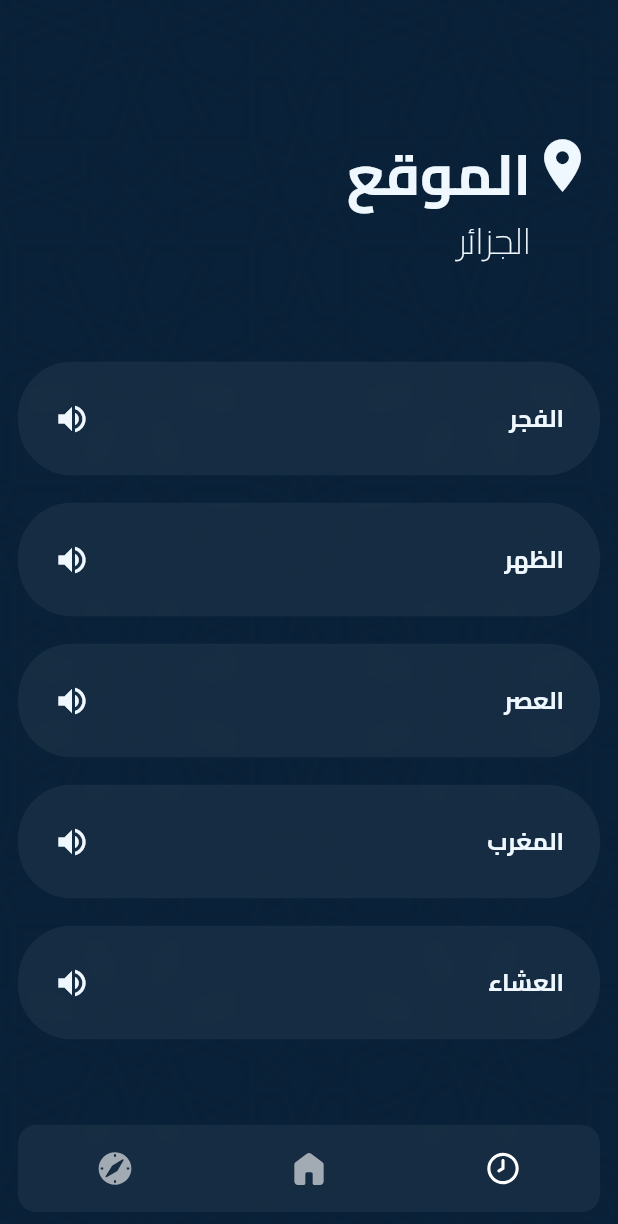
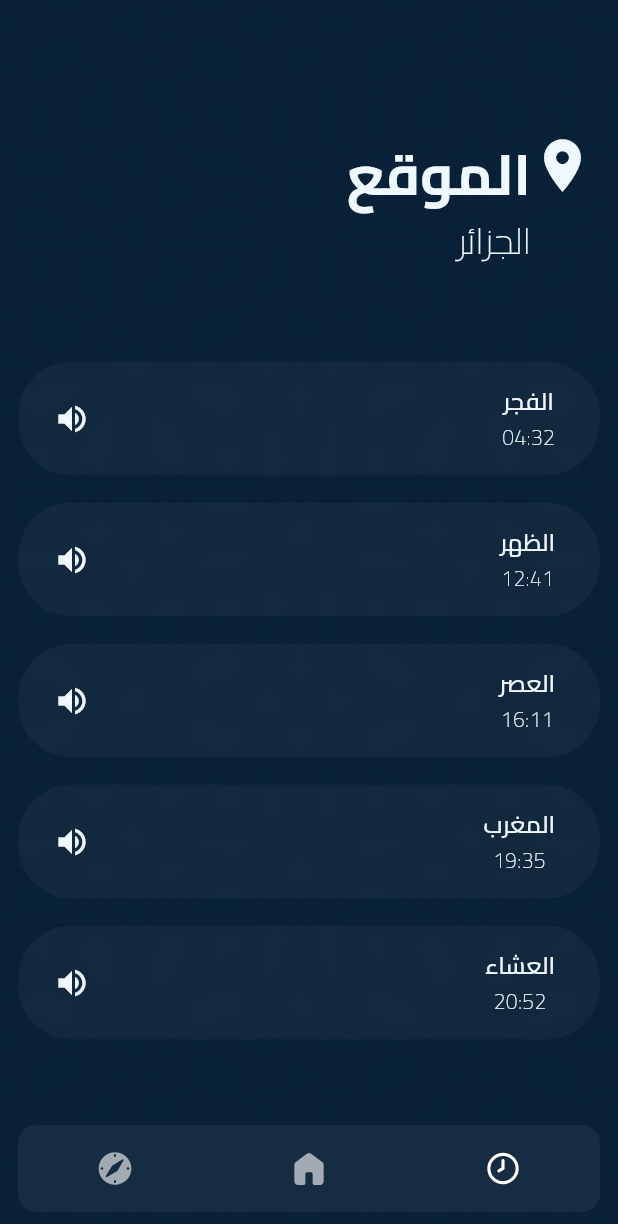
Before and after one commit to ki1lux/Adhanuk, a Flutter app: the screen it shows after launch, item 3 of the bottom bar chosen, on a phone screen of 412 x 824 dp. Shown: the top 1224 px of the screen. Run offline on Flutter 3.47's test engine with Material 3 defaults, Android fonts, the phone set to English and light mode, and no system bars; our stand-ins replace adhan, flutter_svg.

```diff
--- /dev/null
+++ b/lib/controller/PrayerTimeController.dart
@@ -0,0 +1,5 @@
+import 'package:adhan/adhan.dart';
+
+class PrayerTimeController{
+
+}
--- a/lib/view/PrayerTimeScreen.dart
+++ b/lib/view/PrayerTimeScreen.dart
@@ -88,12 +88,12 @@ Widget prayerCard(String name, String time) {
     child: ClipRRect(
       borderRadius: BorderRadius.circular(36),
       child: BackdropFilter(
-        filter: ImageFilter.blur(sigmaX: 10.0, sigmaY: 10.0),
+        filter: ImageFilter.blur(sigmaX: 4.0, sigmaY: 4.0),
         child: Container(
           height: 76,
           // padding: EdgeInsets.symmetric(vertical: 18),
           decoration: BoxDecoration(
-            color: Colors.white.withOpacity(0.05),
+            color: Colors.white.withOpacity(0.03),
             borderRadius: BorderRadius.circular(36),
           ),
           child: Padding(
@@ -104,13 +104,31 @@ Widget prayerCard(String name, String time) {
               children: [
                 Icon(Icons.volume_up, color: Color(0xffF0F8FF)),
                 // Text("data"),
+                Padding(
+                  padding: const EdgeInsets.only(right: 6),
+                  child: Column(
+                    mainAxisAlignment: MainAxisAlignment.center,
+                    children: [
                       Text(
                         "$name",
                         style: TextStyle(
                           fontFamily: 'Cairo',
                           color: Color(0xffF0F8FF),
-                    fontWeight: FontWeight.bold,
+                          fontWeight: FontWeight.w500,
                           fontSize: 16,
+                        ),
+                      ),
+                      SizedBox(height: 2),
+                      Text(
+                        "$time",
+                        style: TextStyle(
+                          fontFamily: 'Cairo',
+                          color: Color(0xffF0F8FF),
+                          fontWeight: FontWeight.w100,
+                          fontSize: 14,
+                        ),
+                      ),
+                    ],
                   ),
                 ),
               ],
```
Also changed, not shown: lib/model/PrayerTimeModel.dart (added, +15 -0 lines). Lines whose indentation alone changed are shown as unchanged.
